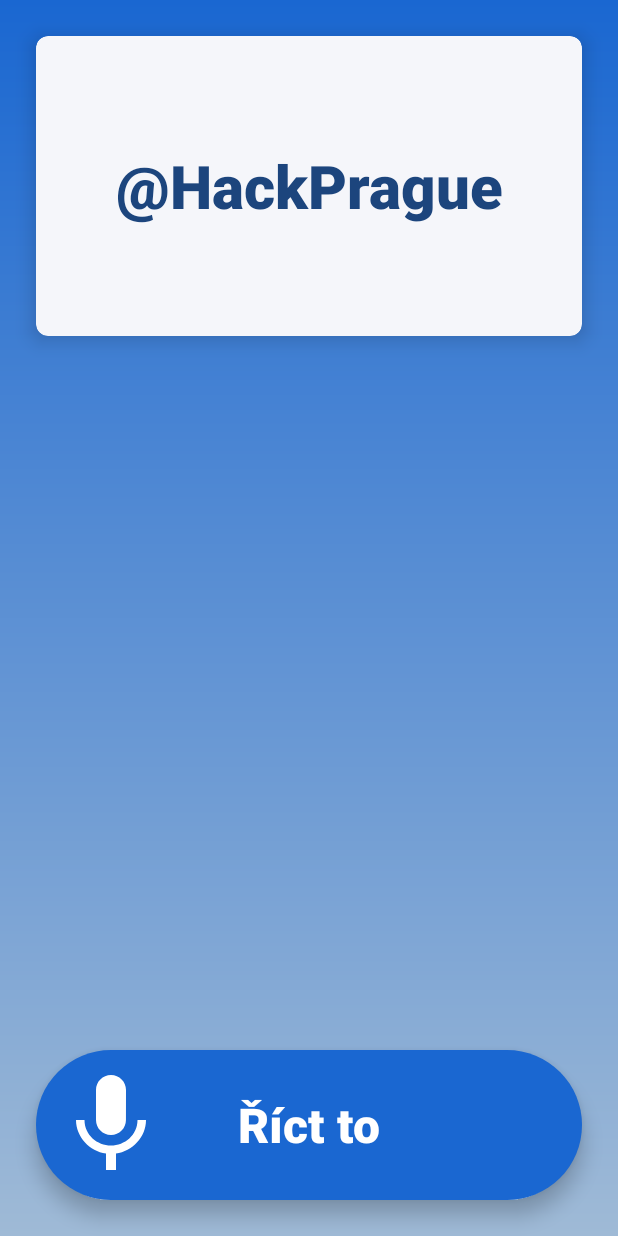
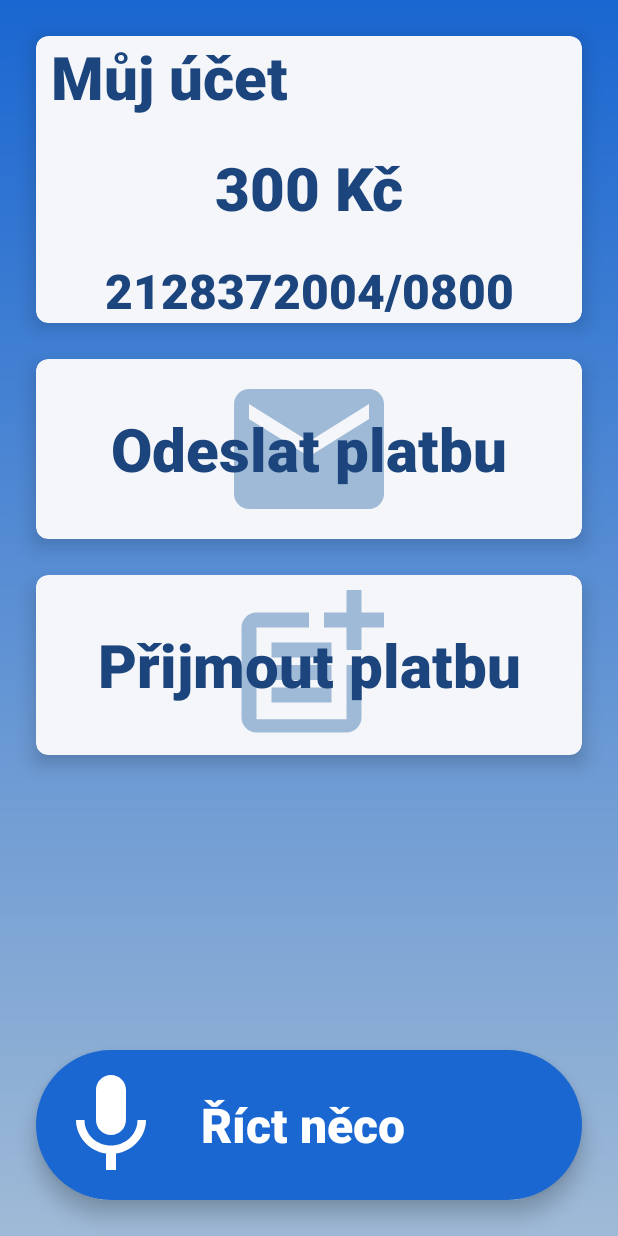
Before and after one commit to num19/georgesenior, an Android app: the AccountActivity screen opened directly, with no data from a screen before it, on a phone screen of 412 x 824 dp. Run offline under Robolectric (Android 15) with nearby library versions, the phone set to English and light mode, and no system bars.

Commit message:
speech model

```diff
--- a/app/src/main/java/cz/teamnull/georgesenior/AccountActivity.kt
+++ b/app/src/main/java/cz/teamnull/georgesenior/AccountActivity.kt
@@ -8,6 +8,7 @@ class AccountActivity : AppCompatActivity() {
 
     override fun onCreate(savedInstanceState: Bundle?) {
         super.onCreate(savedInstanceState)
+        window.addFlags(128)
         setContentView(R.layout.account_activity)
         if (savedInstanceState == null) {
             supportFragmentManager.beginTransaction()
--- /dev/null
+++ b/app/src/main/java/cz/teamnull/georgesenior/data/SpeechParser.kt
@@ -0,0 +1,150 @@
+package cz.teamnull.georgesenior.data
+
+import java.text.Normalizer
+
+object SpeechParser {
+
+    private const val USE_CASE_THRESHOLD = 0.2
+
+    private val USE_CASES = arrayOf(
+        UseCasePrototype(null, "Hello", ::hello, "ahoj"),
+
+        UseCasePrototype(
+            null, "AccountBalance", ::tellAccountBalance, "ahoj kolik mam na uctu",
+            "hej kolik mam na kontu",
+            "kolik mam na konte",
+            "ukaz mi stav konta",
+            "kolik mam penez",
+            "prosim rekni mi stav uctu"
+        ),
+
+        UseCasePrototype(
+            null, "MainExpense", ::tellMainExpense, "ahoj jake jsou me nejvetsi utraty",
+            "za co utracim nejvic",
+            "prosim kde mužu usetrit",
+            "na cem muzu usetrit",
+            "jaky je nejvetsí vydaj"
+        ),
+
+        UseCasePrototype(
+            null, "PermanentPayment", ::tellPermPayment, "ahoj zadej trvalou platbu",
+            "prosim kazdy mesic proved platbu",
+            "hej trvale provadej platbu"
+        ),
+
+        UseCasePrototype(
+            null, "TransferMoney", ::sendMoney, "ahoj posli penize na ucet",
+            "prosim preved penize",
+            "chci prevod penez",
+            "odesli castku",
+            "hej preposli castku"
+        ),
+
+        UseCasePrototype(
+            null, "BlockAccount", ::blockAccount, "pomoc ztratila jsem kartu",
+            "hej chci zablokovat svoji kreditní kartu",
+            "prosim zamezte pristupu k moji karte",
+            "ahoj co mam delat kdyz mi ukrali debetni kartu"
+        ),
+
+        UseCasePrototype(
+            null, "BankID", ::tellMyBankID, "hej jake je moje cislo uctu",
+            "ahoj jak zjistim cislo uctu",
+            "prosim rekni u jake jsem banky",
+            "cislo meho bankovniho uctu je"
+        ),
+
+        UseCasePrototype("TransferMoney", "TransferMoneyName", ::aaaa,
+            "posli penize")
+
+        )
+
+
+    private fun hello(u: UseCasePrototype) {
+        output("Ahoj")
+    }
+
+    private fun tellMyBankID(u: UseCasePrototype) {
+        output("Blokuji kreditní kartu patřící Vašemu účtu")
+    }
+
+    private fun blockAccount(u: UseCasePrototype) {
+        output("Blokuji kreditní kartu patřící Vašemu účtu")
+    }
+
+    private fun sendMoney(u: UseCasePrototype) {
+        output("Převádím Marušce 10000 Kč do stripbaru")
+    }
+
+    private fun tellPermPayment(u: UseCasePrototype) {
+        output("Zadal jsem tvalou platbu na účet: 19123457/0710")
+    }
+
+    private fun tellMainExpense(u: UseCasePrototype) {
+        output("Největší výdaje jsou u Mc Donalds - 95%")
+    }
+
+    private fun tellAccountBalance(u: UseCasePrototype) {
+        output("9999999 Kč")
+    }
+
+    private fun aaaa(u: UseCasePrototype) {
+        output("9999999 Kč")
+    }
+
+    private var lastResult: UseCaseEvaluationResult? = null
+    private val preparedUseCases = arrayListOf<UseCase>()
+    lateinit var output: ((String) -> Unit)
+
+    fun init() {
+        USE_CASES.forEach { uc ->
+            val phrases = mutableListOf<Set<String>>()
+            uc.phrases.forEach { p ->
+                phrases.add(p.split(" ").toSet())
+            }
+            preparedUseCases.add(UseCase(uc.parent, uc.name, uc.forward, phrases))
+        }
+    }
+
+    fun parse(text: String) {
+        val userWords = removeAccents(text).split(" ").toSet()
+        val results = evaluate(userWords)
+        val bestResult = results.first()
+        println("Score: ${bestResult.score}")
+        println("Phrase: ${bestResult.bestPhrase}")
+        if (bestResult.score < USE_CASE_THRESHOLD) {
+            output("Zopakujte...")
+            lastResult = null
+        }
+        // ok
+        val bestPhrase = bestResult.bestPhrase
+        val difference = userWords.minus(bestPhrase)
+        print(difference)
+        lastResult = bestResult
+    }
+
+    private fun evaluate(userWords: Set<String>): ArrayList<UseCaseEvaluationResult> {
+        val results = arrayListOf<UseCaseEvaluationResult>()
+        preparedUseCases.forEach { uc ->
+            var best = 0
+            var bestIndex = 0
+            uc.phrases.forEachIndexed  { index, words ->
+                var count = 0
+                userWords.forEach { if (words.contains(it)) count++ }
+                if (count > best) {
+                    best = count
+                    bestIndex = index
+                }
+            }
+            results.add(UseCaseEvaluationResult(uc, best / userWords.size.toFloat(), bestIndex))
+        }
+        results.sortByDescending { it.score }
+        results.sortedWith(compareBy({ it.score }, {it.bestPhrase.size}))
+        //println(results)
+        return results
+    }
+
+    private fun removeAccents(s: String) = Normalizer.normalize(s, Normalizer.Form.NFD)
+        .replace("[\\p{InCombiningDiacriticalMarks}]".toRegex(), "")
+
+}
--- /dev/null
+++ b/app/src/main/java/cz/teamnull/georgesenior/data/UseCase.kt
@@ -0,0 +1,7 @@
+package cz.teamnull.georgesenior.data
+
+import kotlin.reflect.KFunction1
+
+class UseCase(val parent: String?, val name: String, val forward: KFunction1<UseCasePrototype, Unit>, val phrases: List<Set<String>>) {
+    override fun toString() = "PARENT: $parent, NAME: $name, PHRASES: $phrases\n"
+}
--- /dev/null
+++ b/app/src/main/java/cz/teamnull/georgesenior/data/UseCasePrototype.kt
@@ -0,0 +1,7 @@
+package cz.teamnull.georgesenior.data
+
+import kotlin.reflect.KFunction1
+
+class UseCasePrototype(val parent: String?, val name: String, val forward: KFunction1<UseCasePrototype, Unit>, vararg val phrases: String) {
+    override fun toString() = "PARENT: $parent, NAME: $name, PHRASES: $phrases\n"
+}
--- a/app/src/main/java/cz/teamnull/georgesenior/ui/account/AccountViewModel.kt
+++ b/app/src/main/java/cz/teamnull/georgesenior/ui/account/AccountViewModel.kt
@@ -1,14 +1,98 @@
 package cz.teamnull.georgesenior.ui.account
 
+import android.content.Context
+import android.content.Intent
+import android.os.Bundle
+import android.os.CountDownTimer
+import android.speech.RecognitionListener
+import android.speech.RecognizerIntent
+import android.speech.SpeechRecognizer
+import android.util.Log
 import androidx.lifecycle.ViewModel
+import cz.teamnull.georgesenior.data.SpeechParser
 
 class AccountViewModel : ViewModel() {
     var isListening = false
+    private set
 
+    lateinit var recognizer: SpeechRecognizer
+    lateinit var intent: Intent
+    var onPrepared: (() -> Unit)? = null
+    var onBeginningOfSpeech: (() -> Unit)? = null
+    var onEndOfSpeech: (() -> Unit)? = null
+    var onFinished: (() -> Unit)? = null
+    private var speaking = false
+    private lateinit var timer: CountDownTimer
 
+    fun init(context: Context) {
+        SpeechParser.output = { text -> println(text) }
+        Thread { SpeechParser.init() }.start()
+        recognizer = SpeechRecognizer.createSpeechRecognizer(context)
+        intent = Intent(RecognizerIntent.ACTION_RECOGNIZE_SPEECH)
+        intent.putExtra(RecognizerIntent.EXTRA_LANGUAGE_MODEL, RecognizerIntent.LANGUAGE_MODEL_FREE_FORM)
+        intent.putExtra(RecognizerIntent.EXTRA_LANGUAGE, "cs")
+        recognizer.setRecognitionListener(object: RecognitionListener {
+            override fun onReadyForSpeech(p0: Bundle?) {
+                Log.d("RECOGNIZER", "onReadyForSpeech")
+                isListening = true
+                onPrepared?.let { it() }
+            }
 
+            override fun onBeginningOfSpeech() {
+                Log.d("RECOGNIZER", "onBeginningOfSpeech")
+                speaking = true
+                onBeginningOfSpeech?.let { it() }
+            }
+
+            override fun onRmsChanged(p0: Float) {}
+
+            override fun onBufferReceived(p0: ByteArray?) {}
+
+            override fun onEndOfSpeech() {
+                Log.d("RECOGNIZER", "onEndOfSpeech")
+                speaking = false
+                onEndOfSpeech?.let { it() }
+            }
+
+            override fun onError(p0: Int) {}
+
+            override fun onResults(bundle: Bundle?) {
+                Log.d("RECOGNIZER", "onResults")
+                timer.cancel()
+                onResults()
+                val data = bundle?.getStringArrayList(SpeechRecognizer.RESULTS_RECOGNITION)?.get(0)
+                if (data != null) {
+                    SpeechParser.parse(data)
+                } else {
+                    Log.d("RECOGNIZER", "no data")
+                }
+            }
+
+            override fun onPartialResults(bundle: Bundle?) {}
+
+            override fun onEvent(p0: Int, p1: Bundle?) {}
+        })
+    }
+
+    private fun onResults() {
+        Log.d("RECOGNIZER", "onResults")
+        isListening = false
+        onFinished?.let { it() }
+    }
 
     fun listen(){
+        speaking = false
+        recognizer.startListening(intent)
+        timer = object : CountDownTimer(10000L, 10000L) {
+            override fun onTick(millisUntilFinished: Long) {}
+            override fun onFinish() {
+                if (!speaking) {
+                    recognizer.stopListening()
+                    onResults()
+                }
+            }
+        }
+        timer.start()
 
     }
 
--- /dev/null
+++ b/app/src/main/res/drawable/ic_baseline_mail_24.xml
@@ -0,0 +1,10 @@
+<vector xmlns:android="http://schemas.android.com/apk/res/android"
+    android:width="24dp"
+    android:height="24dp"
+    android:viewportWidth="24"
+    android:viewportHeight="24"
+    android:tint="?attr/colorControlNormal">
+  <path
+      android:fillColor="@android:color/white"
+      android:pathData="M20,4L4,4c-1.1,0 -1.99,0.9 -1.99,2L2,18c0,1.1 0.9,2 2,2h16c1.1,0 2,-0.9 2,-2L22,6c0,-1.1 -0.9,-2 -2,-2zM20,8l-8,5 -8,-5L4,6l8,5 8,-5v2z"/>
+</vector>
--- /dev/null
+++ b/app/src/main/res/drawable/ic_baseline_post_add_24.xml
@@ -0,0 +1,22 @@
+<vector xmlns:android="http://schemas.android.com/apk/res/android"
+    android:width="24dp"
+    android:height="24dp"
+    android:viewportWidth="24"
+    android:viewportHeight="24"
+    android:tint="?attr/colorControlNormal">
+  <path
+      android:fillColor="@android:color/white"
+      android:pathData="M17,19.22H5V7h7V5H5C3.9,5 3,5.9 3,7v12c0,1.1 0.9,2 2,2h12c1.1,0 2,-0.9 2,-2v-7h-2V19.22z"/>
+  <path
+      android:fillColor="@android:color/white"
+      android:pathData="M19,2h-2v3h-3c0.01,0.01 0,2 0,2h3v2.99c0.01,0.01 2,0 2,0V7h3V5h-3V2z"/>
+  <path
+      android:fillColor="@android:color/white"
+      android:pathData="M7,9h8v2h-8z"/>
+  <path
+      android:fillColor="@android:color/white"
+      android:pathData="M7,12l0,2l8,0l0,-2l-3,0z"/>
+  <path
+      android:fillColor="@android:color/white"
+      android:pathData="M7,15h8v2h-8z"/>
+</vector>
--- a/app/src/main/res/layout/account_fragment.xml
+++ b/app/src/main/res/layout/account_fragment.xml
@@ -9,62 +9,170 @@
     tools:context=".ui.account.AccountFragment">
 
     <androidx.cardview.widget.CardView
+        android:id="@+id/cardView"
         android:layout_width="0dp"
-        android:layout_height="200dp"
+        android:layout_height="wrap_content"
         android:layout_margin="24dp"
         app:cardBackgroundColor="@color/not_white"
         app:cardCornerRadius="8dp"
         app:cardElevation="8dp"
         app:layout_constraintEnd_toEndOf="parent"
         app:layout_constraintStart_toStartOf="parent"
-        app:layout_constraintTop_toTopOf="parent" >
+        app:layout_constraintTop_toTopOf="parent">
+
+        <LinearLayout
+            android:layout_width="match_parent"
+            android:layout_height="wrap_content"
+            android:orientation="vertical">
 
             <TextView
-            android:id="@+id/textView3"
+                android:id="@+id/textViewMyAccount"
+                android:layout_width="match_parent"
+                android:layout_height="wrap_content"
+                android:fontFamily="sans-serif-black"
+                android:gravity="center_vertical"
+                android:paddingStart="10dp"
+                android:text="Můj účet"
+                android:textColor="@color/george_blue"
+                android:textSize="40sp" />
+
+            <TextView
+                android:id="@+id/textViewMoney"
+                android:layout_width="match_parent"
+                android:layout_height="wrap_content"
+                android:fontFamily="sans-serif-black"
+                android:gravity="center"
+                android:paddingTop="20dp"
+                android:paddingBottom="20dp"
+                android:text="300 Kč"
+                android:textColor="@color/george_blue"
+                android:textSize="40sp" />
+
+            <TextView
+                android:id="@+id/textViewAccountId"
+                android:layout_width="match_parent"
+                android:layout_height="wrap_content"
+                android:fontFamily="sans-serif-black"
+                android:gravity="center"
+                android:text="2128372004/0800"
+                android:textColor="@color/george_blue"
+                android:textSize="32sp" />
+
+        </LinearLayout>
+
+    </androidx.cardview.widget.CardView>
+
+    <androidx.cardview.widget.CardView
+        android:id="@+id/cardSend"
+        android:layout_width="0dp"
+        android:layout_height="120dp"
+        android:layout_margin="24dp"
+        app:cardBackgroundColor="@color/not_white"
+        app:cardCornerRadius="8dp"
+        app:cardElevation="8dp"
+        app:layout_constraintEnd_toEndOf="parent"
+        app:layout_constraintStart_toStartOf="parent"
+        app:layout_constraintTop_toBottomOf="@+id/cardView">
+
+        <RelativeLayout
+            android:layout_width="match_parent"
+            android:layout_height="match_parent">
+
+            <ImageView
+                android:layout_width="match_parent"
+                android:layout_height="match_parent"
+                android:scaleType="fitCenter"
+                android:src="@drawable/ic_baseline_mail_24"
+                app:tint="@color/gradient_end" />
+
+            <TextView
+                android:id="@+id/textViewSend"
                 android:layout_width="match_parent"
                 android:layout_height="match_parent"
                 android:fontFamily="sans-serif-black"
                 android:gravity="center"
-            android:text="\@HackPrague"
+                android:text="Odeslat platbu"
                 android:textColor="@color/george_blue"
                 android:textSize="40sp" />
+
+        </RelativeLayout>
+
+
+    </androidx.cardview.widget.CardView>
+
+    <androidx.cardview.widget.CardView
+        android:id="@+id/cardReceive"
+        android:layout_width="0dp"
+        android:layout_height="120dp"
+        android:layout_margin="24dp"
+        app:cardBackgroundColor="@color/not_white"
+        app:cardCornerRadius="8dp"
+        app:cardElevation="8dp"
+        app:layout_constraintEnd_toEndOf="parent"
+        app:layout_constraintStart_toStartOf="parent"
+        app:layout_constraintTop_toBottomOf="@+id/cardSend">
+
+        <RelativeLayout
+            android:layout_width="match_parent"
+            android:layout_height="match_parent">
+
+            <ImageView
+                android:layout_width="match_parent"
+                android:layout_height="match_parent"
+                android:scaleType="fitCenter"
+                android:src="@drawable/ic_baseline_post_add_24"
+                app:tint="@color/gradient_end" />
+
+            <TextView
+                android:id="@+id/textViewReceive"
+                android:layout_width="match_parent"
+                android:layout_height="match_parent"
+                android:fontFamily="sans-serif-black"
+                android:gravity="center"
+                android:text="Přijmout platbu"
+                android:textColor="@color/george_blue"
+                android:textSize="40sp" />
+
+        </RelativeLayout>
+
     </androidx.cardview.widget.CardView>
 
     <RelativeLayout
         android:id="@+id/buttonListen"
-        android:clickable="true"
         android:layout_width="0dp"
         android:layout_height="100dp"
         android:layout_marginStart="24dp"
         android:layout_marginEnd="24dp"
         android:layout_marginBottom="24dp"
+        android:background="@drawable/button_bg_normal"
+        android:clickable="true"
         android:elevation="8dp"
-        android:background="@drawable/button_bg_normal"
+        android:focusable="true"
         android:orientation="horizontal"
         app:layout_constraintBottom_toBottomOf="parent"
         app:layout_constraintEnd_toEndOf="parent"
-        app:layout_constraintStart_toStartOf="parent"
-        android:focusable="true">
+        app:layout_constraintStart_toStartOf="parent">
 
         <ImageView
-            app:tint="@color/white"
             android:id="@+id/imageListening"
             android:layout_width="80dp"
             android:layout_height="80dp"
             android:layout_margin="10dp"
             android:scaleType="fitCenter"
             android:src="@drawable/ic_baseline_mic_24"
-            app:srcCompat="@drawable/ic_baseline_mic_24" />
+            app:srcCompat="@drawable/ic_baseline_mic_24"
+            app:tint="@color/white" />
 
         <TextView
             android:id="@+id/text_view_listening"
             android:layout_width="match_parent"
             android:layout_height="match_parent"
             android:fontFamily="sans-serif-black"
-            android:gravity="center"
+            android:gravity="center_vertical"
+            android:layout_marginStart="100dp"
             android:paddingLeft="10dp"
             android:paddingRight="10dp"
-            android:text="Říct to"
+            android:text="Říct něco"
             android:textColor="@color/white"
             android:textSize="32sp" />
 
```
Also changed, not shown: app/src/main/java/cz/teamnull/georgesenior/data/UseCaseEvaluationResult.kt (added, +7 -0 lines), app/src/main/java/cz/teamnull/georgesenior/ui/account/AccountFragment.kt (+23 -20 lines), app/src/main/res/drawable/card_send_bg.xml (added, +9 -0 lines), app/src/main/res/drawable/ic_baseline_account_balance_wallet_24.xml (added, +10 -0 lines), app/src/main/res/drawable/ic_baseline_add_circle_24.xml (added, +10 -0 lines), app/src/main/res/drawable/ic_baseline_payment_24.xml (added, +10 -0 lines), app/src/main/res/drawable/ic_baseline_receipt_24.xml (added, +10 -0 lines). Lines whose indentation alone changed are shown as unchanged.
